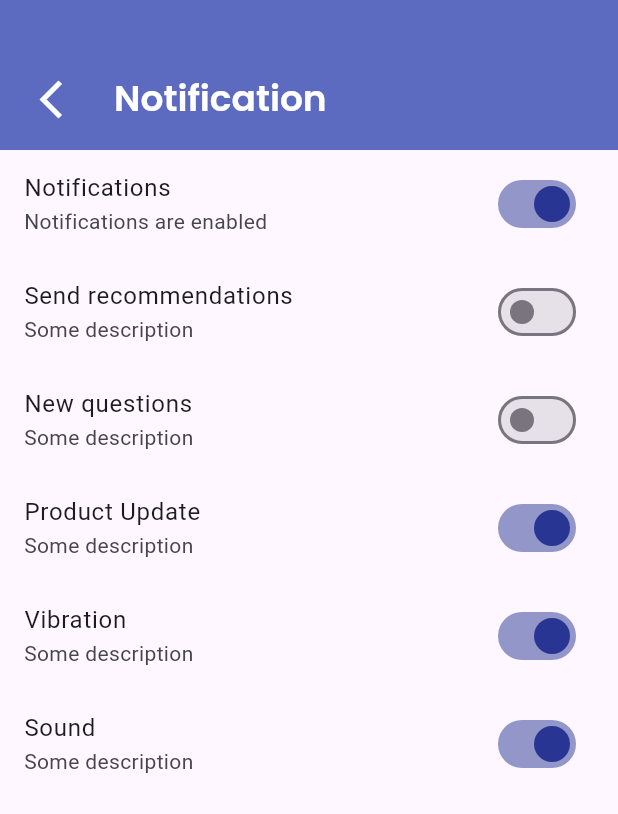
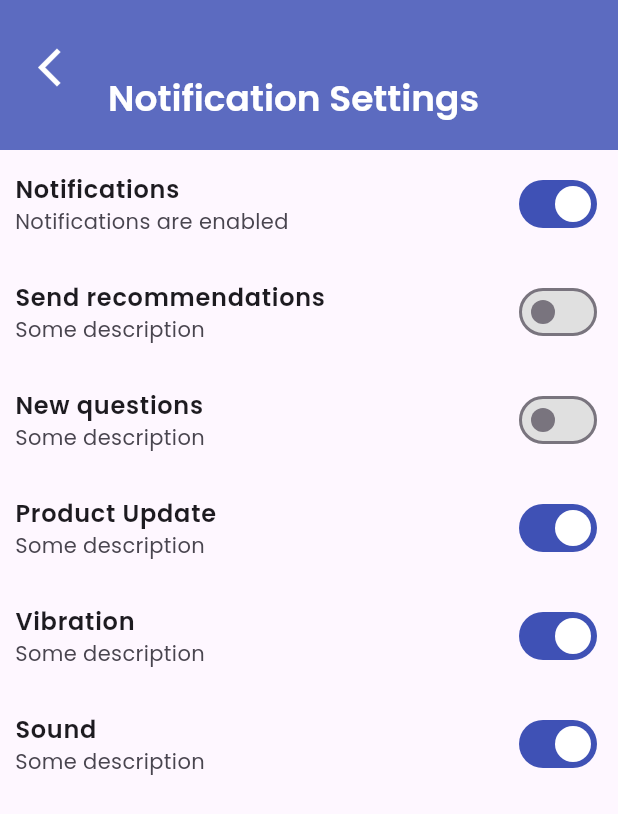
Before and after one commit to EiiMey/Digital_Clinics_App_mobile, a Flutter app: the NotificationPage screen opened directly, on a phone screen of 412 x 824 dp. Shown: the top 814 px of the screen. Run offline on Flutter 3.47's test engine with Material 3 defaults, Android fonts, the light colour scheme and no system bars; our stand-ins replace flutter_svg.

Commit message:
New feature

```diff
--- a/lib/profiles_layout/notification_settings.dart
+++ b/lib/profiles_layout/notification_settings.dart
@@ -1,3 +1,4 @@
+import 'package:flutter/cupertino.dart';
 import 'package:flutter/material.dart';
 
 void main() {
@@ -10,12 +11,12 @@ class NotificationPage extends StatefulWidget {
 }
 
 class _NotificationPageState extends State<NotificationPage> {
-  bool notificationsEnabled = true;
-  bool sendRecommendations = false;
+  bool notifications = true;
+  bool recommendations = false;
   bool newQuestions = false;
   bool productUpdate = true;
   bool vibration = true;
-  bool sound = true;
+  bool sound = true; // Moved here
 
   @override
   Widget build(BuildContext context) {
@@ -23,27 +24,17 @@ class _NotificationPageState extends State<NotificationPage> {
       appBar: AppBar(
         toolbarHeight: 100,
         backgroundColor: Colors.indigo.shade400,
-        leadingWidth: 60,
-        leading: Stack(
-          children: [
-            Positioned(
-              left: 10,
-              bottom: 10,
+        leading: Padding(
+          padding: const EdgeInsets.only(left: 10, bottom: 10),
           child: IconButton(
-                onPressed: () {},
-                icon: Icon(
-                  Icons.arrow_back_ios_new,
-                  size: 30,
-                  color: Colors.white,
+            onPressed: () => Navigator.pop(context), // Back action
+            icon: Icon(Icons.arrow_back_ios_new, size: 30, color: Colors.white),
           ),
         ),
-            ),
-          ],
-        ),
         title: Padding(
-          padding: EdgeInsetsGeometry.only(top: 30),
+          padding: EdgeInsets.only(top: 30),
           child: Text(
-            'Notification',
+            'Notification Settings',
             style: TextStyle(
               fontFamily: 'Poppins-Semibold',
               fontSize: 24,
@@ -52,55 +43,43 @@ class _NotificationPageState extends State<NotificationPage> {
           ),
         ),
       ),
-      body: Stack(
-        children: [
-          SingleChildScrollView(
-            child: Container(
-              child: SingleChildScrollView(
-                child: Column(
+      body: ListView(
         children: [
           buildSwitchTile(
-                      title: "Notifications",
-                      subtitle: "Notifications are enabled",
-                      value: notificationsEnabled,
-                      onChanged: (val) =>
-                          setState(() => notificationsEnabled = val),
+            title: 'Notifications',
+            subtitle: 'Notifications are enabled',
+            value: notifications,
+            onChanged: (val) => setState(() => notifications = val),
           ),
           buildSwitchTile(
-                      title: "Send recommendations",
-                      subtitle: "Some description",
-                      value: sendRecommendations,
-                      onChanged: (val) =>
-                          setState(() => sendRecommendations = val),
+            title: 'Send recommendations',
+            subtitle: 'Some description',
+            value: recommendations,
+            onChanged: (val) => setState(() => recommendations = val),
           ),
           buildSwitchTile(
-                      title: "New questions",
-                      subtitle: "Some description",
+            title: 'New questions',
+            subtitle: 'Some description',
             value: newQuestions,
             onChanged: (val) => setState(() => newQuestions = val),
           ),
           buildSwitchTile(
-                      title: "Product Update",
-                      subtitle: "Some description",
+            title: 'Product Update',
+            subtitle: 'Some description',
             value: productUpdate,
             onChanged: (val) => setState(() => productUpdate = val),
           ),
           buildSwitchTile(
-                      title: "Vibration",
-                      subtitle: "Some description",
+            title: 'Vibration',
+            subtitle: 'Some description',
             value: vibration,
             onChanged: (val) => setState(() => vibration = val),
           ),
           buildSwitchTile(
-                      title: "Sound",
-                      subtitle: "Some description",
+            title: 'Sound',
+            subtitle: 'Some description',
             value: sound,
             onChanged: (val) => setState(() => sound = val),
-                    ),
-                  ],
-                ),
-              ),
-            ),
           ),
         ],
       ),
@@ -113,12 +92,18 @@ class _NotificationPageState extends State<NotificationPage> {
     required bool value,
     required ValueChanged<bool> onChanged,
   }) {
-    return SwitchListTile(
-      title: Text(title),
-      subtitle: Text(subtitle),
+    return ListTile(
+      contentPadding: EdgeInsets.only(left: 10, right: 10),
+      title: Text(title, style: TextStyle(fontFamily: 'Poppins-Semibold')),
+      subtitle: Text(subtitle, style: TextStyle(fontFamily: 'Poppins-Regular'),),
+      trailing: Switch(
         value: value,
-      activeColor: Colors.indigo.shade800,
+        activeColor: Colors.white,
+        activeTrackColor: Colors.indigo,
+        inactiveTrackColor: Colors.grey.shade300,
         onChanged: onChanged,
+      ),
     );
   }
+
 }
--- a/pubspec.yaml
+++ b/pubspec.yaml
@@ -50,6 +50,7 @@ dev_dependencies:
   # rules and activating additional ones.
   flutter_lints: ^5.0.0
   flutter_native_splash: ^2.4.0
+  animated_toggle_switch: ^0.8.5
 
 # For information on the generic Dart part of this file, see the
 # following page: https://dart.dev/tools/pub/pubspec
```
Lines whose indentation alone changed are shown as unchanged.
